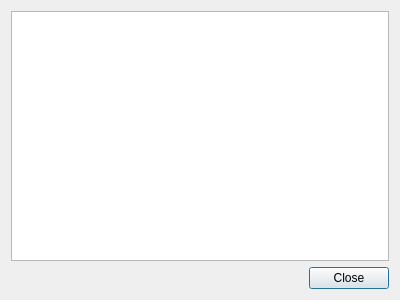
Above: ui_geopunt4QgisAbout.ui from warrieka/geopunt4Qgis before the change. Below: the same form after it.
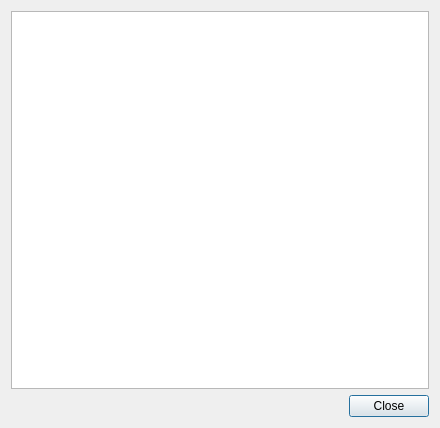
That is the form after the change. Icons and pictures are not drawn.

```diff
--- a/ui_geopunt4QgisAbout.ui
+++ b/ui_geopunt4QgisAbout.ui
@@ -6,8 +6,8 @@
    <rect>
     <x>0</x>
     <y>0</y>
-    <width>400</width>
-    <height>300</height>
+    <width>440</width>
+    <height>428</height>
    </rect>
   </property>
   <property name="windowTitle">
```
